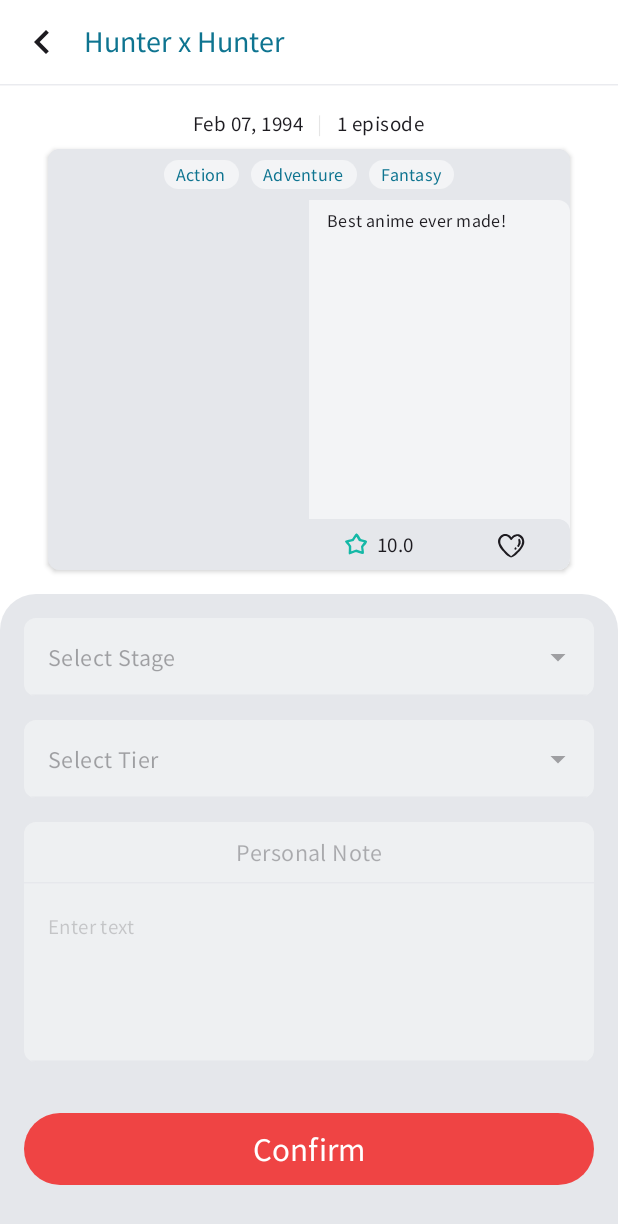
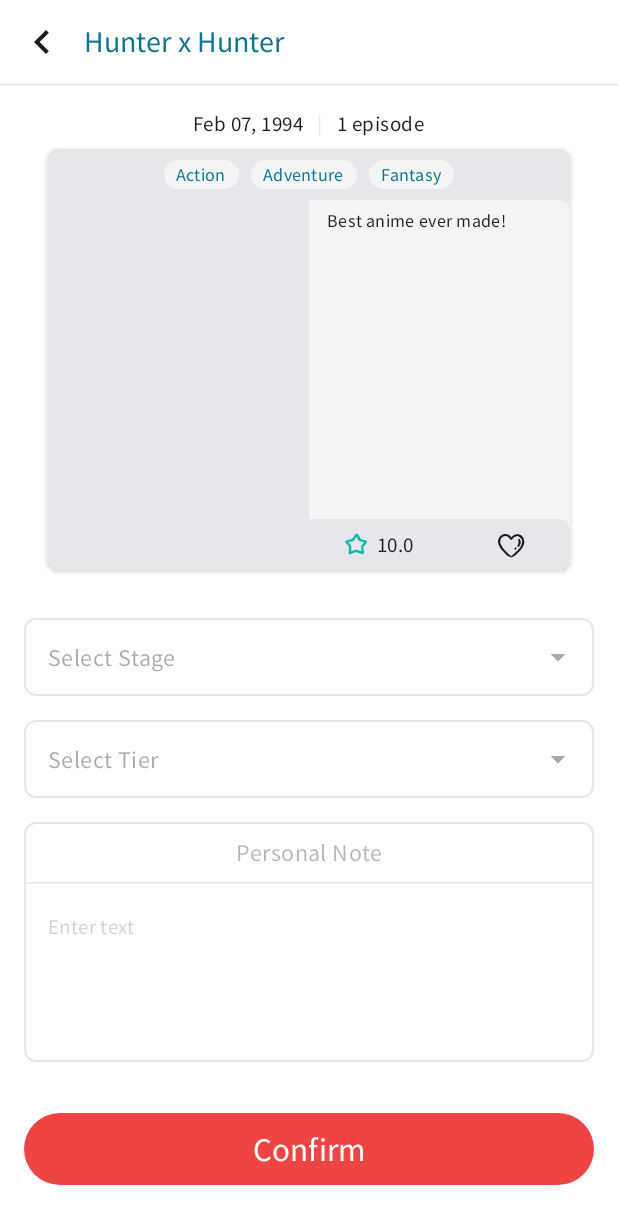
Before and after one commit to LcsGomes94/lcsanimelist_app_android, an Android app built with Jetpack Compose: the @Preview function EditModalContentPreview, on a phone screen of 412 x 824 dp. Shown: the top 1224 px of the screen. Run offline under Robolectric (Android 15) with nearby library versions, the phone set to English and light mode, and no system bars; pictures from the network do not load.

Commit message:
changed color scheme

```diff
--- a/app/src/main/java/app/vercel/lcsanimelist/presentation/theme/Theme.kt
+++ b/app/src/main/java/app/vercel/lcsanimelist/presentation/theme/Theme.kt
@@ -14,6 +14,9 @@ private val DarkColorScheme = darkColorScheme(
     background = RqlDark900,
     onBackground = Slate50,
     error = Red500,
+    outline = RqlDark700,
+    secondaryContainer = RqlDark800,
+    surfaceDim = White.copy(alpha = 0.3f)
 )
 
 private val LightColorScheme = lightColorScheme(
@@ -24,6 +27,9 @@ private val LightColorScheme = lightColorScheme(
     background = White,
     onBackground = RqlDark900,
     error = Red500,
+    outline = Gray200,
+    secondaryContainer = Gray100,
+    surfaceDim = RqlDark900.copy(alpha = 0.7f)
 )
 
 @Composable
--- a/app/src/main/java/app/vercel/lcsanimelist/presentation/ui/common/component/LcsAnimeListDropdownMenu.kt
+++ b/app/src/main/java/app/vercel/lcsanimelist/presentation/ui/common/component/LcsAnimeListDropdownMenu.kt
@@ -1,6 +1,6 @@
 package app.vercel.lcsanimelist.presentation.ui.common.component
 
-import androidx.compose.foundation.background
+import androidx.compose.foundation.border
 import androidx.compose.foundation.layout.Box
 import androidx.compose.foundation.layout.fillMaxWidth
 import androidx.compose.foundation.layout.height
@@ -22,7 +22,6 @@ import androidx.compose.runtime.mutableStateOf
 import androidx.compose.runtime.remember
 import androidx.compose.runtime.setValue
 import androidx.compose.ui.Modifier
-import androidx.compose.ui.draw.clip
 import androidx.compose.ui.graphics.Color
 import androidx.compose.ui.tooling.preview.Preview
 import androidx.compose.ui.unit.dp
@@ -38,9 +37,7 @@ fun <T : Enum<T>> LcsAnimeListDropdownMenu(
     getDisplayName: (value: T?) -> String,
     menuItems: EnumEntries<T>,
     isEnabled: Boolean,
-    modifier: Modifier = Modifier,
-    primaryColor: Color = MaterialTheme.colorScheme.background,
-    secondaryColor: Color = MaterialTheme.colorScheme.surface
+    modifier: Modifier = Modifier
 ) {
 
     var isExpanded by remember { mutableStateOf(false) }
@@ -56,19 +53,21 @@ fun <T : Enum<T>> LcsAnimeListDropdownMenu(
             modifier = Modifier
                 .menuAnchor()
                 .fillMaxWidth()
-                .height(52.dp),
+                .height(52.dp)
+                .border(1.dp, MaterialTheme.colorScheme.outline, RoundedCornerShape(8.dp)),
             enabled = isEnabled,
             readOnly = true,
             textStyle = MaterialTheme.typography.bodyLarge,
             trailingIcon = { ExposedDropdownMenuDefaults.TrailingIcon(expanded = isExpanded) },
+            singleLine = true,
             shape = RoundedCornerShape(8.dp),
             colors = ExposedDropdownMenuDefaults.textFieldColors(
-                unfocusedContainerColor = primaryColor,
-                focusedContainerColor = primaryColor,
-                disabledContainerColor = primaryColor.copy(alpha = 0.7f),
-                focusedIndicatorColor = secondaryColor,
-                unfocusedIndicatorColor = secondaryColor,
-                disabledIndicatorColor = secondaryColor,
+                unfocusedContainerColor = Color.Transparent,
+                focusedContainerColor = Color.Transparent,
+                disabledContainerColor = Color.Transparent,
+                focusedIndicatorColor = Color.Transparent,
+                unfocusedIndicatorColor = Color.Transparent,
+                disabledIndicatorColor = Color.Transparent,
                 focusedTextColor = MaterialTheme.colorScheme.onBackground,
                 unfocusedTextColor = MaterialTheme.colorScheme.onBackground,
                 focusedTrailingIconColor = MaterialTheme.colorScheme.onBackground,
@@ -78,11 +77,9 @@ fun <T : Enum<T>> LcsAnimeListDropdownMenu(
         DropdownMenu(
             expanded = isExpanded,
             onDismissRequest = { isExpanded = false },
-            modifier = Modifier
-                .exposedDropdownSize()
-                .background(color = secondaryColor)
-                .clip(RoundedCornerShape(8.dp))
-                .background(color = primaryColor)
+            modifier = Modifier.exposedDropdownSize(),
+            shape = RoundedCornerShape(8.dp),
+            containerColor = MaterialTheme.colorScheme.secondaryContainer
         ) {
             menuItems.forEachIndexed { index, item ->
                 DropdownMenuItem(
@@ -96,7 +93,6 @@ fun <T : Enum<T>> LcsAnimeListDropdownMenu(
                         isExpanded = false
                         onMenuItemSelected(item)
                     },
-                    modifier = Modifier.background(color = primaryColor),
                     enabled = isEnabled,
                     colors = MenuDefaults.itemColors(
                         textColor = MaterialTheme.colorScheme.onBackground
@@ -110,7 +106,7 @@ fun <T : Enum<T>> LcsAnimeListDropdownMenu(
                     ) {
                         HorizontalDivider(
                             thickness = 1.dp,
-                            color = secondaryColor.copy(0.8f)
+                            color = MaterialTheme.colorScheme.outline
                         )
                     }
                 }
--- a/app/src/main/java/app/vercel/lcsanimelist/presentation/ui/common/component/animecard/component/AnimeCardHeader.kt
+++ b/app/src/main/java/app/vercel/lcsanimelist/presentation/ui/common/component/animecard/component/AnimeCardHeader.kt
@@ -55,7 +55,7 @@ fun AnimeCardHeader(
             )
             Text(
                 text = "   |   ",
-                modifier = Modifier.alpha(0.1f),
+                color = MaterialTheme.colorScheme.outline,
                 style = MaterialTheme.typography.bodyMedium
             )
             Text(
--- a/app/src/main/java/app/vercel/lcsanimelist/presentation/ui/common/component/editmodal/component/EditModalContent.kt
+++ b/app/src/main/java/app/vercel/lcsanimelist/presentation/ui/common/component/editmodal/component/EditModalContent.kt
@@ -70,7 +70,7 @@ fun EditModalContent(
         )
         HorizontalDivider(
             thickness = 1.dp,
-            color = MaterialTheme.colorScheme.surface.copy(0.8f)
+            color = MaterialTheme.colorScheme.outline
         )
         Spacer(modifier = Modifier.height(spacerPadding))
         if (isBigPhone) {
@@ -96,13 +96,7 @@ fun EditModalContent(
                 modifier = Modifier
                     .fillMaxWidth()
                     .heightIn(max = bottomSheetMaxSize)
-                    .background(
-                        color = MaterialTheme.colorScheme.surface,
-                        shape = RoundedCornerShape(
-                            topStart = 24.dp,
-                            topEnd = 24.dp
-                        )
-                    )
+
                     .padding(
                         top = formPadding,
                         start = formPadding,
--- a/app/src/main/java/app/vercel/lcsanimelist/presentation/ui/common/component/editmodal/component/EditModalFormBody.kt
+++ b/app/src/main/java/app/vercel/lcsanimelist/presentation/ui/common/component/editmodal/component/EditModalFormBody.kt
@@ -36,16 +36,14 @@ fun EditModalFormBody(
             onMenuItemSelected = onStageChange,
             getDisplayName = { it?.displayName ?: "Select Stage" },
             menuItems = PersonalStage.entries,
-            isEnabled = isFavorite,
-            primaryColor = MaterialTheme.colorScheme.surfaceContainer,
+            isEnabled = isFavorite
         )
         LcsAnimeListDropdownMenu<PersonalTier>(
             selectedValue = newTier,
             onMenuItemSelected = onTierChange,
             getDisplayName = { it?.displayName ?: "Select Tier" },
             menuItems = PersonalTier.entries,
-            isEnabled = isFavorite,
-            primaryColor = MaterialTheme.colorScheme.surfaceContainer,
+            isEnabled = isFavorite
         )
         PersonalNoteTextField(
             noteValue = newNote,
--- a/app/src/main/java/app/vercel/lcsanimelist/presentation/ui/common/component/editmodal/component/PersonalNoteTextField.kt
+++ b/app/src/main/java/app/vercel/lcsanimelist/presentation/ui/common/component/editmodal/component/PersonalNoteTextField.kt
@@ -1,6 +1,7 @@
 package app.vercel.lcsanimelist.presentation.ui.common.component.editmodal.component
 
 import androidx.compose.foundation.background
+import androidx.compose.foundation.border
 import androidx.compose.foundation.layout.Box
 import androidx.compose.foundation.layout.Column
 import androidx.compose.foundation.layout.fillMaxWidth
@@ -14,6 +15,8 @@ import androidx.compose.material3.TextFieldDefaults
 import androidx.compose.runtime.Composable
 import androidx.compose.ui.Alignment
 import androidx.compose.ui.Modifier
+import androidx.compose.ui.draw.clip
+import androidx.compose.ui.graphics.Color
 import androidx.compose.ui.tooling.preview.Preview
 import androidx.compose.ui.unit.dp
 import app.vercel.lcsanimelist.presentation.theme.LcsAnimeListTheme
@@ -26,11 +29,7 @@ fun PersonalNoteTextField(
     modifier: Modifier = Modifier
 ) {
 
-    val backgroundColor =
-        if (isEnabled) MaterialTheme.colorScheme.surfaceContainer else MaterialTheme.colorScheme.surfaceContainer.copy(
-            alpha = 0.7f
-        )
-    val textColor =
+    val labelTextColor =
         if (isEnabled) MaterialTheme.colorScheme.onBackground else MaterialTheme.colorScheme.onBackground.copy(
             alpha = 0.33f
         )
@@ -39,10 +38,7 @@ fun PersonalNoteTextField(
         modifier = modifier
             .fillMaxWidth()
             .height(160.dp)
-            .background(
-                color = backgroundColor,
-                shape = RoundedCornerShape(8.dp)
-            )
+            .border(1.dp, MaterialTheme.colorScheme.outline, RoundedCornerShape(8.dp))
     ) {
         Box(
             modifier = Modifier
@@ -52,13 +48,13 @@ fun PersonalNoteTextField(
         ) {
             Text(
                 text = "Personal Note",
-                color = textColor,
+                color = labelTextColor,
                 style = MaterialTheme.typography.bodyLarge,
             )
         }
         HorizontalDivider(
             thickness = 1.dp,
-            color = MaterialTheme.colorScheme.surface.copy(alpha = 0.8f)
+            color = MaterialTheme.colorScheme.outline
         )
         TextField(
             value = noteValue,
@@ -74,18 +70,15 @@ fun PersonalNoteTextField(
                     style = MaterialTheme.typography.bodyMedium,
                 )
             },
-            shape = RoundedCornerShape(8.dp),
             colors = TextFieldDefaults.colors(
-                unfocusedContainerColor = MaterialTheme.colorScheme.surfaceContainer,
-                focusedContainerColor = MaterialTheme.colorScheme.surfaceContainer,
-                disabledContainerColor = MaterialTheme.colorScheme.surfaceContainer.copy(alpha = 0.0f),
-                focusedIndicatorColor = MaterialTheme.colorScheme.surface,
-                unfocusedIndicatorColor = MaterialTheme.colorScheme.surface,
-                disabledIndicatorColor = MaterialTheme.colorScheme.surface,
+                unfocusedContainerColor = Color.Transparent,
+                focusedContainerColor = Color.Transparent,
+                disabledContainerColor = Color.Transparent,
+                focusedIndicatorColor = Color.Transparent,
+                unfocusedIndicatorColor = Color.Transparent,
+                disabledIndicatorColor = Color.Transparent,
                 focusedTextColor = MaterialTheme.colorScheme.onBackground,
                 unfocusedTextColor = MaterialTheme.colorScheme.onBackground,
-                focusedTrailingIconColor = MaterialTheme.colorScheme.onBackground,
-                unfocusedTrailingIconColor = MaterialTheme.colorScheme.onBackground,
                 focusedPlaceholderColor = MaterialTheme.colorScheme.onBackground.copy(alpha = 0.6f),
                 unfocusedPlaceholderColor = MaterialTheme.colorScheme.onBackground.copy(alpha = 0.6f),
                 disabledPlaceholderColor = MaterialTheme.colorScheme.onBackground.copy(alpha = 0.2f)
--- a/app/src/main/java/app/vercel/lcsanimelist/presentation/ui/common/component/filtermodal/component/FilterModalOrderByField.kt
+++ b/app/src/main/java/app/vercel/lcsanimelist/presentation/ui/common/component/filtermodal/component/FilterModalOrderByField.kt
@@ -38,9 +38,7 @@ fun FilterModalOrderByField(
             },
             getDisplayName = { it?.displayName ?: "Select Order" },
             menuItems = RemoteOrderBy.entries,
-            isEnabled = true,
-            primaryColor = MaterialTheme.colorScheme.surfaceContainer,
-            secondaryColor = MaterialTheme.colorScheme.background
+            isEnabled = true
         )
     }
 
```
Also changed, not shown: app/src/main/java/app/vercel/lcsanimelist/presentation/ui/common/component/LcsAnimeListTopBar.kt (+6 -5 lines), app/src/main/java/app/vercel/lcsanimelist/presentation/ui/common/component/bottomnavbar/LcsAnimeListBottomNavBar.kt (+7 -5 lines).
